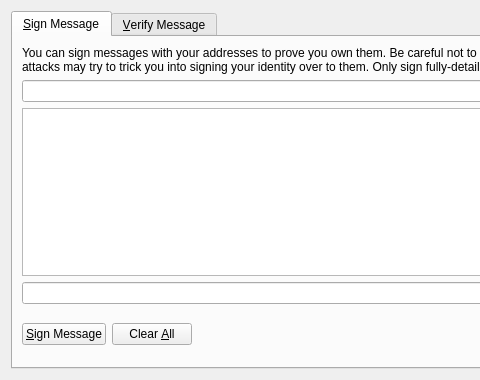
First picture: the form in src/qt/forms/signverifymessagedialog.ui, repository jlay11/sharecoin, before the edit; both pictures show x 0 to 480 and y 0 to 380 of the 700 by 380 pixel window.
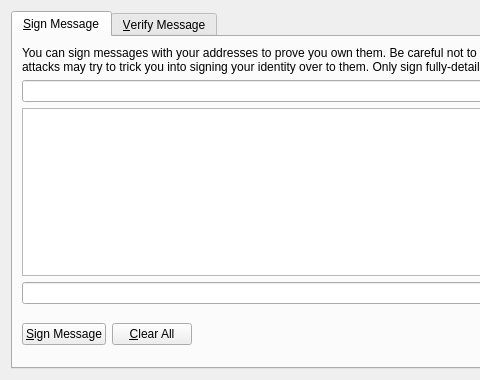
Second picture: the form after the edit. Icons and pictures are not drawn. Custom widgets are drawn as their Qt base class.

Commit message: [GUI] Avoid dup hotkeys in Sign/Verify Message window

Patch:
```diff
--- a/src/qt/forms/signverifymessagedialog.ui
+++ b/src/qt/forms/signverifymessagedialog.ui
@@ -165,7 +165,7 @@
             <string>Reset all sign message fields</string>
            </property>
            <property name="text">
-            <string>Clear &amp;All</string>
+            <string>&amp;Clear All</string>
            </property>
            <property name="icon">
             <iconset resource="../freicoin.qrc">
```
Left out of the diff: 2 changed lines with no effect on the pictures.
